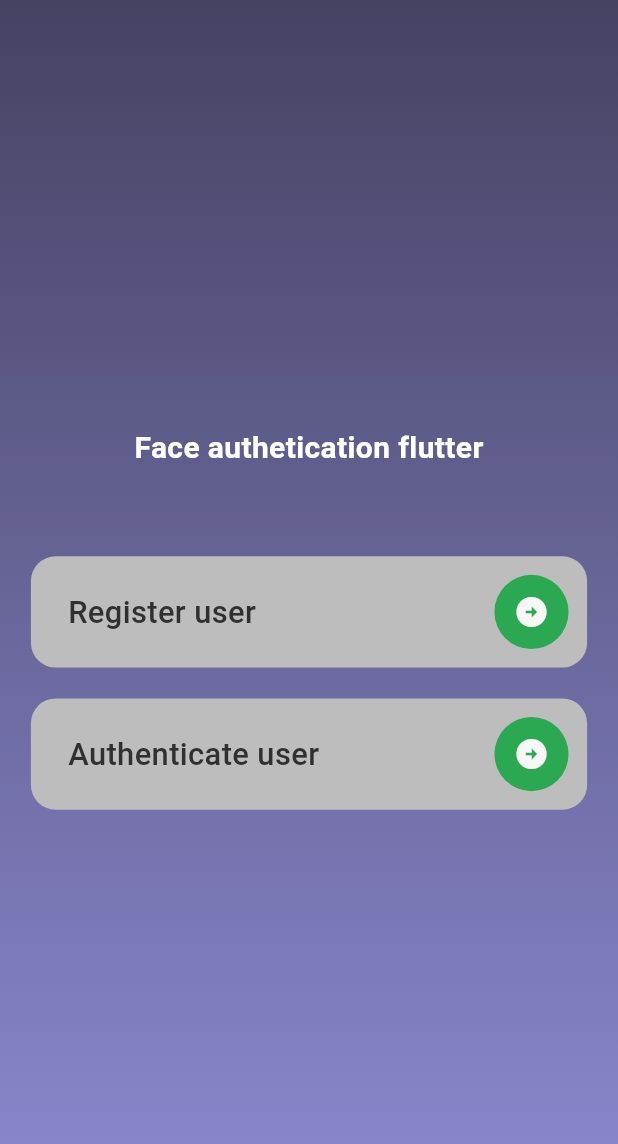
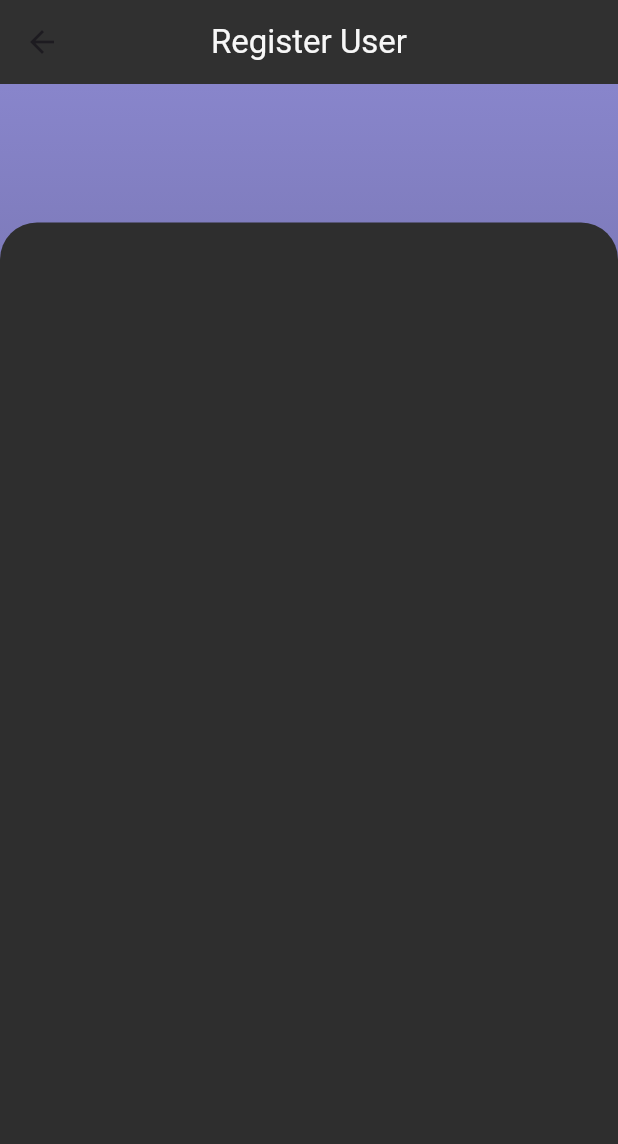
Before and after one commit to Wamitinewton/face_authentication_dart, a Flutter app: the Home screen opened directly, after a tap on "Register user", on a phone screen of 412 x 824 dp. Shown: the top 1144 px of the screen. Run offline on Flutter 3.47's test engine with Material 3 defaults, Android fonts, the phone set to English and light mode, and no system bars; missing offline and left inert: google_mlkit_face_detection; Roboto replaces fonts that are missing (NunitoSans).

Commit message:
user model

```diff
--- a/lib/common/utils/theme.dart
+++ b/lib/common/utils/theme.dart
@@ -17,6 +17,8 @@ const kCrayolaGreen = Color(0xFF27AE60);
 const kFireOpal = Color(0xFFEB5757);
 const Color scaffoldTopGradientClr = Color(0xff8D8AD3);
 const Color scaffoldBottomGradientClr = Color(0xff454362);
+const Color overlayContainerClr = Color(0xff2E2E2E);
+
 
 const kNunitoSans10Grey =
     TextStyle(fontFamily: "NunitoSans", fontSize: 10, color: kGrey);
--- /dev/null
+++ b/lib/models/user_model.dart
@@ -0,0 +1,101 @@
+class UserModel {
+  String? id;
+  String? name;
+  String? image;
+  FaceFeatures? faceFeatures;
+  int? registeredOn;
+
+  UserModel({
+    this.id,
+    this.name,
+    this.image,
+    this.faceFeatures,
+    this.registeredOn,
+  });
+
+  factory UserModel.fromJson(Map<String, dynamic> json) {
+    return UserModel(
+      id: json['id'],
+      name: json['name'],
+      image: json['image'],
+      faceFeatures: FaceFeatures.fromJson(json["faceFeatures"]),
+      registeredOn: json['registeredOn'],
+    );
+  }
+
+  Map<String, dynamic> toJson() {
+    return {
+      'id': id,
+      'name': name,
+      'image': image,
+      'faceFeatures': faceFeatures?.toJson() ?? {},
+      'registeredOn': registeredOn,
+    };
+  }
+}
+
+class FaceFeatures {
+  Points? rightEar;
+  Points? leftEar;
+  Points? rightEye;
+  Points? leftEye;
+  Points? rightCheek;
+  Points? leftCheek;
+  Points? rightMouth;
+  Points? leftMouth;
+  Points? noseBase;
+  Points? bottomMouth;
+
+  FaceFeatures({
+    this.rightMouth,
+    this.leftMouth,
+    this.leftCheek,
+    this.rightCheek,
+    this.leftEye,
+    this.rightEar,
+    this.leftEar,
+    this.rightEye,
+    this.noseBase,
+    this.bottomMouth,
+  });
+
+  factory FaceFeatures.fromJson(Map<String, dynamic> json) => FaceFeatures(
+        rightMouth: Points.fromJson(json["rightMouth"]),
+        leftMouth: Points.fromJson(json["leftMouth"]),
+        leftCheek: Points.fromJson(json["leftCheek"]),
+        rightCheek: Points.fromJson(json["rightCheek"]),
+        leftEye: Points.fromJson(json["leftEye"]),
+        rightEar: Points.fromJson(json["rightEar"]),
+        leftEar: Points.fromJson(json["leftEar"]),
+        rightEye: Points.fromJson(json["rightEye"]),
+        noseBase: Points.fromJson(json["noseBase"]),
+        bottomMouth: Points.fromJson(json["bottomMouth"]),
+      );
+
+  Map<String, dynamic> toJson() => {
+        "rightMouth": rightMouth?.toJson() ?? {},
+        "leftMouth": leftMouth?.toJson() ?? {},
+        "leftCheek": leftCheek?.toJson() ?? {},
+        "rightCheek": rightCheek?.toJson() ?? {},
+        "leftEye": leftEye?.toJson() ?? {},
+        "rightEar": rightEar?.toJson() ?? {},
+        "leftEar": leftEar?.toJson() ?? {},
+        "rightEye": rightEye?.toJson() ?? {},
+        "noseBase": noseBase?.toJson() ?? {},
+        "bottomMouth": bottomMouth?.toJson() ?? {},
+      };
+}
+
+class Points {
+  int? x;
+  int? y;
+
+  Points({required this.x, required this.y});
+
+  factory Points.fromJson(Map<String, dynamic> json) => Points(
+        x: (json['x'] ?? 0) as int,
+        y: (json['y'] ?? 0) as int,
+      );
+
+  Map<String, dynamic> toJson() => {'x': x, 'y': y};
+}
--- a/lib/pages/home_screen.dart
+++ b/lib/pages/home_screen.dart
@@ -3,6 +3,7 @@ import 'package:face_auth/common/utils/screen_size_util.dart';
 import 'package:face_auth/common/utils/theme.dart';
 import 'package:face_auth/common/widgets/custom_button.dart';
 import 'package:face_auth/common/widgets/custom_snackbar.dart';
+import 'package:face_auth/pages/register_face.dart';
 import 'package:flutter/material.dart';
 
 class Home extends StatelessWidget {
@@ -23,30 +24,28 @@ class Home extends StatelessWidget {
                 begin: Alignment.topCenter,
                 end: Alignment.bottomCenter,
                 colors: [scaffoldBottomGradientClr, scaffoldTopGradientClr])),
-        child:  Column(
+        child: Column(
           mainAxisAlignment: MainAxisAlignment.center,
           children: [
             const Text(
               "Face authetication flutter",
               style: kNunitoSansSemiBold20White,
             ),
-            SizedBox(height: 0.07.sh,),
-
+            SizedBox(
+              height: 0.07.sh,
+            ),
             CustomButton(
-              text: 'Register user',
-              onTap: (){
-                Navigator.of(context).push(
-                  MaterialPageRoute(builder: (context) =>Home() ),
-                );
-              }
-              ),
-              SizedBox(height: 0.025.sh,),
-              CustomButton(
-                text: "Authenticate user",
-                onTap: (){
-
-                }
-                )
+                text: 'Register user',
+                onTap: () {
+                  Navigator.of(context).push(
+                    MaterialPageRoute(
+                        builder: (context) => const RegisterFaceScreen()),
+                  );
+                }),
+            SizedBox(
+              height: 0.025.sh,
+            ),
+            CustomButton(text: "Authenticate user", onTap: () {})
           ],
         ),
       ),
--- /dev/null
+++ b/lib/pages/register_face.dart
@@ -0,0 +1,68 @@
+import 'package:face_auth/common/extensions/size_extensions.dart';
+import 'package:face_auth/common/utils/theme.dart';
+import 'package:flutter/material.dart';
+import 'package:google_mlkit_face_detection/google_mlkit_face_detection.dart';
+
+class RegisterFaceScreen extends StatefulWidget {
+  const RegisterFaceScreen({super.key});
+
+  @override
+  State<RegisterFaceScreen> createState() => _RegisterFaceScreenState();
+}
+
+class _RegisterFaceScreenState extends State<RegisterFaceScreen> {
+  final FaceDetector _faceDetector = FaceDetector(
+      options: FaceDetectorOptions(
+          enableClassification: true,
+          enableLandmarks: true,
+          enableContours: true,
+          enableTracking: true,
+          performanceMode: FaceDetectorMode.accurate));
+
+          String? _image;
+          FaceFeatures? _faceFeatures;
+  @override
+  Widget build(BuildContext context) {
+    return Scaffold(
+      extendBodyBehindAppBar: true,
+      appBar: AppBar(
+        centerTitle: true,
+        backgroundColor: kOffBlack,
+        title: const Text(
+          "Register User",
+          style: TextStyle(color: kLynxWhite),
+        ),
+        elevation: 0,
+      ),
+      body: Container(
+        decoration: const BoxDecoration(
+            gradient: LinearGradient(
+                begin: Alignment.topCenter,
+                end: Alignment.bottomCenter,
+                colors: [
+              scaffoldTopGradientClr,
+              scaffoldBottomGradientClr,
+            ])),
+        child: Column(
+          mainAxisAlignment: MainAxisAlignment.end,
+          children: [
+            Container(
+              height: 0.82.sh,
+              width: double.infinity,
+              padding: EdgeInsets.fromLTRB(0.05.sw, 0.025.sh, 0.05.sw, 0.04.sh),
+              decoration: BoxDecoration(
+                  color: overlayContainerClr,
+                  borderRadius: BorderRadius.only(
+                      topLeft: Radius.circular(0.03.sh),
+                      topRight: Radius.circular(0.03.sh))),
+              child: Column(
+                mainAxisAlignment: MainAxisAlignment.start,
+                children: [],
+              ),
+            ),
+          ],
+        ),
+      ),
+    );
+  }
+}
```
Also changed, not shown: pubspec.yaml (+7 -0 lines), pubspec.lock, 5 other files.
